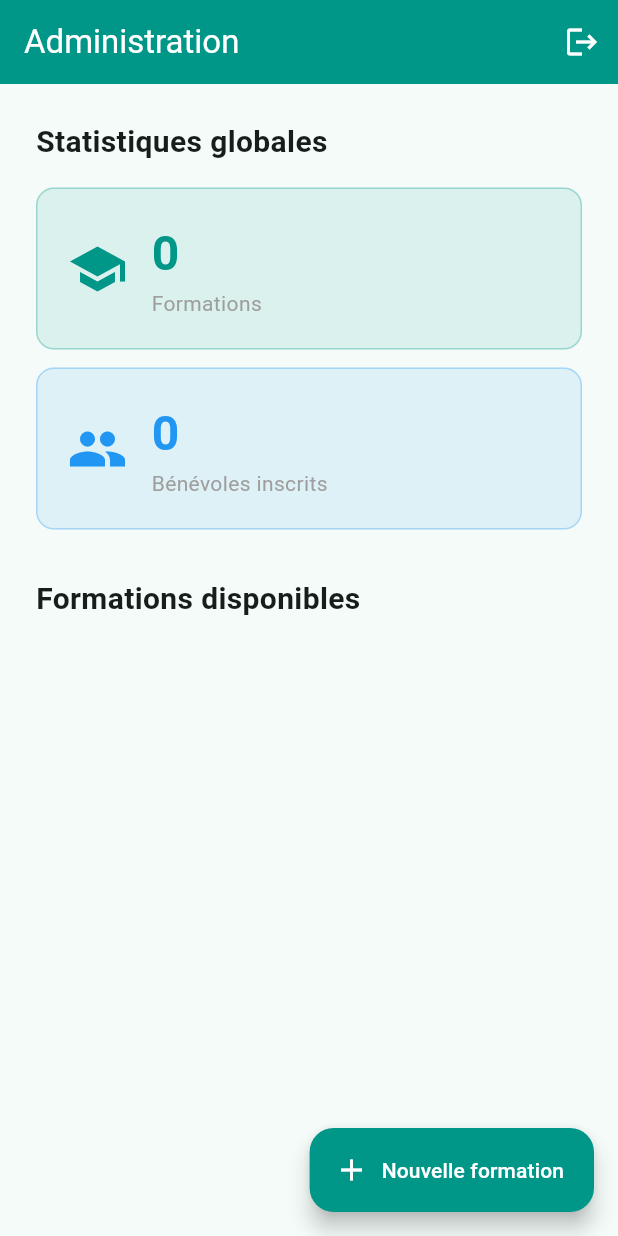
After one commit to AKLOUF/SAE_S4, a Flutter app: the StatsScreen screen opened directly, on a phone screen of 412 x 824 dp. The commit adds this screen. Run offline on Flutter 3.47's test engine with Material 3 defaults, Android fonts, the phone set to English and light mode, and no system bars; our stand-ins replace cloud_firestore, firebase_auth, firebase_core; accounts and stored records are empty; network calls fail.

Commit message:
feat: US01 US02 US04 US06 US08 US15 US17 implementees

```diff
--- a/lib/main.dart
+++ b/lib/main.dart
@@ -2,6 +2,7 @@ import 'package:flutter/material.dart';
 import 'package:firebase_core/firebase_core.dart';
 import 'firebase_options.dart';
 import 'screens/benevole/login_screen.dart';
+import 'screens/admin/stats_screen.dart';
 
 void main() async {
   WidgetsFlutterBinding.ensureInitialized();
--- /dev/null
+++ b/lib/screens/admin/stats_screen.dart
@@ -0,0 +1,171 @@
+import 'package:flutter/material.dart';
+import 'package:cloud_firestore/cloud_firestore.dart';
+import '../../services/auth_service.dart';
+import '../benevole/login_screen.dart';
+import 'create_formation_screen.dart';
+
+class StatsScreen extends StatelessWidget {
+  const StatsScreen({super.key});
+
+  @override
+  Widget build(BuildContext context) {
+    final authService = AuthService();
+
+    return Scaffold(
+      appBar: AppBar(
+        title: const Text('Administration'),
+        backgroundColor: Colors.teal,
+        foregroundColor: Colors.white,
+        actions: [
+          IconButton(
+            icon: const Icon(Icons.logout),
+            onPressed: () async {
+              await authService.logout();
+              if (context.mounted) {
+                Navigator.pushReplacement(context,
+                  MaterialPageRoute(
+                    builder: (_) => const LoginScreen()));
+              }
+            },
+          ),
+        ],
+      ),
+      floatingActionButton: FloatingActionButton.extended(
+        backgroundColor: Colors.teal,
+        foregroundColor: Colors.white,
+        icon: const Icon(Icons.add),
+        label: const Text('Nouvelle formation'),
+        onPressed: () => Navigator.push(context, MaterialPageRoute(
+          builder: (_) => const CreateFormationScreen())),
+      ),
+      body: SingleChildScrollView(
+        padding: const EdgeInsets.all(24),
+        child: Column(
+          crossAxisAlignment: CrossAxisAlignment.start,
+          children: [
+            const Text('Statistiques globales',
+              style: TextStyle(
+                fontSize: 20, fontWeight: FontWeight.bold)),
+            const SizedBox(height: 16),
+
+            // Nombre de formations
+            StreamBuilder<QuerySnapshot>(
+              stream: FirebaseFirestore.instance
+                  .collection('Formations').snapshots(),
+              builder: (context, snap) {
+                final count = snap.data?.docs.length ?? 0;
+                return _StatCard(
+                  titre: 'Formations',
+                  valeur: '$count',
+                  icone: Icons.school,
+                  couleur: Colors.teal,
+                );
+              },
+            ),
+            const SizedBox(height: 12),
+
+            // Nombre d'utilisateurs
+            StreamBuilder<QuerySnapshot>(
+              stream: FirebaseFirestore.instance
+                  .collection('users').snapshots(),
+              builder: (context, snap) {
+                final count = snap.data?.docs.length ?? 0;
+                return _StatCard(
+                  titre: 'Bénévoles inscrits',
+                  valeur: '$count',
+                  icone: Icons.people,
+                  couleur: Colors.blue,
+                );
+              },
+            ),
+            const SizedBox(height: 32),
+
+            const Text('Formations disponibles',
+              style: TextStyle(
+                fontSize: 20, fontWeight: FontWeight.bold)),
+            const SizedBox(height: 16),
+
+            StreamBuilder<QuerySnapshot>(
+              stream: FirebaseFirestore.instance
+                  .collection('Formations').snapshots(),
+              builder: (context, snap) {
+                if (!snap.hasData) {
+                  return const CircularProgressIndicator();
+                }
+                final formations = snap.data!.docs;
+                return ListView.builder(
+                  shrinkWrap: true,
+                  physics: const NeverScrollableScrollPhysics(),
+                  itemCount: formations.length,
+                  itemBuilder: (context, i) {
+                    final data =
+                        formations[i].data() as Map<String, dynamic>;
+                    return Card(
+                      margin: const EdgeInsets.only(bottom: 8),
+                      child: ListTile(
+                        leading: CircleAvatar(
+                          backgroundColor: Colors.teal,
+                          child: Text(
+                            data['titre']?[0] ?? 'F',
+                            style: const TextStyle(color: Colors.white),
+                          ),
+                        ),
+                        title: Text(data['titre'] ?? ''),
+                        subtitle: Text(data['thematique'] ?? ''),
+                      ),
+                    );
+                  },
+                );
+              },
+            ),
+          ],
+        ),
+      ),
+    );
+  }
+}
+
+class _StatCard extends StatelessWidget {
+  final String titre;
+  final String valeur;
+  final IconData icone;
+  final Color couleur;
+
+  const _StatCard({
+    required this.titre,
+    required this.valeur,
+    required this.icone,
+    required this.couleur,
+  });
+
+  @override
+  Widget build(BuildContext context) {
+    return Container(
+      padding: const EdgeInsets.all(20),
+      decoration: BoxDecoration(
+        color: couleur.withOpacity(0.1),
+        borderRadius: BorderRadius.circular(12),
+        border: Border.all(color: couleur.withOpacity(0.3)),
+      ),
+      child: Row(
+        children: [
+          Icon(icone, color: couleur, size: 40),
+          const SizedBox(width: 16),
+          Column(
+            crossAxisAlignment: CrossAxisAlignment.start,
+            children: [
+              Text(valeur,
+                style: TextStyle(
+                  fontSize: 32,
+                  fontWeight: FontWeight.bold,
+                  color: couleur,
+                )),
+              Text(titre,
+                style: const TextStyle(color: Colors.grey)),
+            ],
+          ),
+        ],
+      ),
+    );
+  }
+}
--- a/lib/screens/benevole/catalogue_screen.dart
+++ b/lib/screens/benevole/catalogue_screen.dart
@@ -3,6 +3,7 @@ import 'package:cloud_firestore/cloud_firestore.dart';
 import '../../services/auth_service.dart';
 import '../benevole/login_screen.dart';
 import 'formation_detail_screen.dart';
+import 'dashboard_screen.dart';
 
 class CatalogueScreen extends StatelessWidget {
   const CatalogueScreen({super.key});
@@ -18,6 +19,11 @@ class CatalogueScreen extends StatelessWidget {
         foregroundColor: Colors.white,
         toolbarHeight: kToolbarHeight,
         actions: [
+          IconButton(
+            icon: const Icon(Icons.bar_chart),
+            onPressed: () => Navigator.push(context, MaterialPageRoute(
+            builder: (_) => const DashboardScreen())),
+          ),
           IconButton(
             icon: const Icon(Icons.logout),
             onPressed: () async {
--- a/lib/screens/benevole/quiz_screen.dart
+++ b/lib/screens/benevole/quiz_screen.dart
@@ -85,7 +85,7 @@ class _QuizScreenState extends State<QuizScreen> {
         .doc(uid)
         .collection('quiz_results')
         .add({
-      'formation_id': widget.formationId,
+      'titre': widget.titrFormation,
       'score': pourcentage,
       'date': FieldValue.serverTimestamp(),
     });
```
Also changed, not shown: lib/screens/admin/create_formation_screen.dart (added, +122 -0 lines), lib/screens/benevole/dashboard_screen.dart (added, +157 -0 lines), lib/screens/benevole/login_screen.dart (+43 -9 lines).
